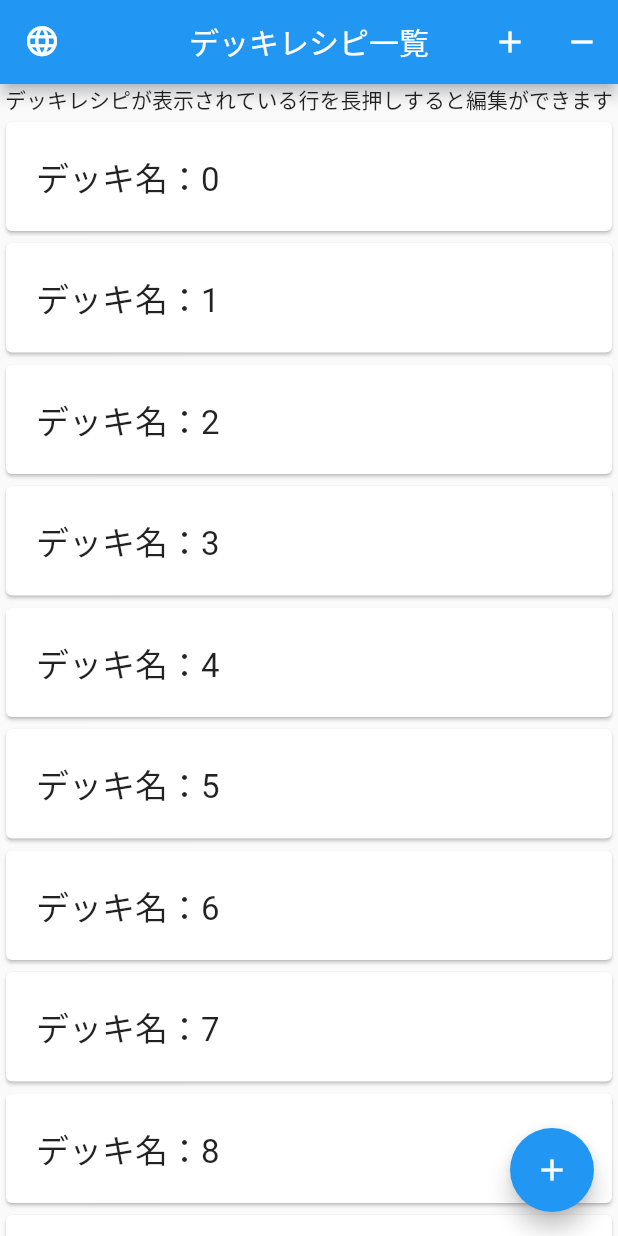
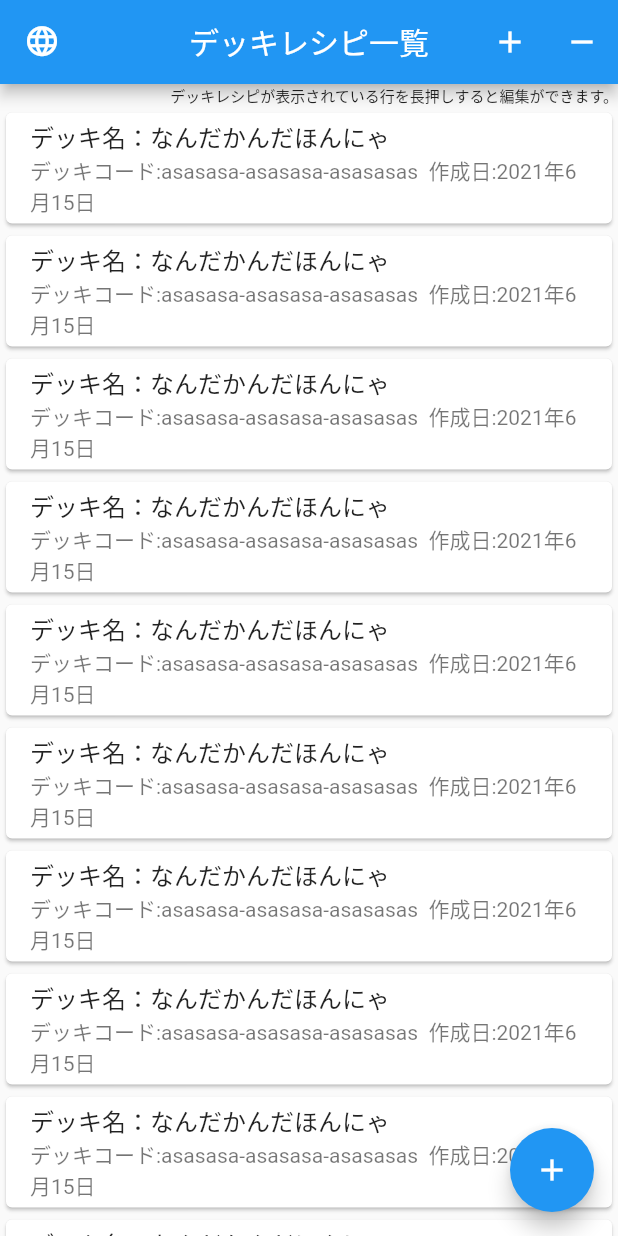
Before and after one commit to tanukidevelop/pokecaDeckManager, a Flutter app: the screen it shows after launch, on a phone screen of 412 x 824 dp. Run offline on Flutter 3.47's test engine with Material 2 defaults, Android fonts, the light colour scheme and no system bars; Roboto replaces fonts that are missing (Code128).

Commit message:
- fix デッキレシピ一覧表示時の説明書きに右寄せされるように修正

```diff
--- a/poceka_deck_manager/lib/main.dart
+++ b/poceka_deck_manager/lib/main.dart
@@ -20,8 +20,8 @@
     return MaterialApp(
       title: 'Flutter Demo',
       theme: ThemeData(
-        primarySwatch: Colors.blue,
-      ),
+          // primarySwatch: Colors.blue, scaffoldBackgroundColor: Colors.white),
+          primarySwatch: Colors.blue),
       home: MyHomePage(title: 'デッキレシピ一覧'),
     );
   }
@@ -87,23 +87,21 @@
         child: Column(
           mainAxisAlignment: MainAxisAlignment.center,
           children: <Widget>[
-            Text(
-              'デッキレシピが表示されている行を長押しすると編集ができます',
-            ),
-
+            SizedBox(
+                width: double.infinity,
+                child: Text('デッキレシピが表示されている行を長押しすると編集ができます。     　 ',
+                    style: TextStyle(fontFamily: 'Code128', fontSize: 10.0),
+                    textAlign: TextAlign.right)),
             Flexible(
               //Flexibleでラップ
               child: ListView.builder(
                 itemBuilder: (BuildContext context, int index) {
                   return Card(
-                    child: Padding(
-                      child: Text(
-                        'デッキ名：$index',
-                        style: TextStyle(fontSize: 22.0),
-                      ),
-                      padding: EdgeInsets.all(20.0),
-                    ),
-                  );
+                      child: ListTile(
+                    title: Text("デッキ名：なんだかんだほんにゃ"),
+                    subtitle:
+                        Text("デッキコード:asasasa-asasasa-asasasas  作成日:2021年6月15日"),
+                  ));
                 },
                 itemCount: 10,
               ),
```
